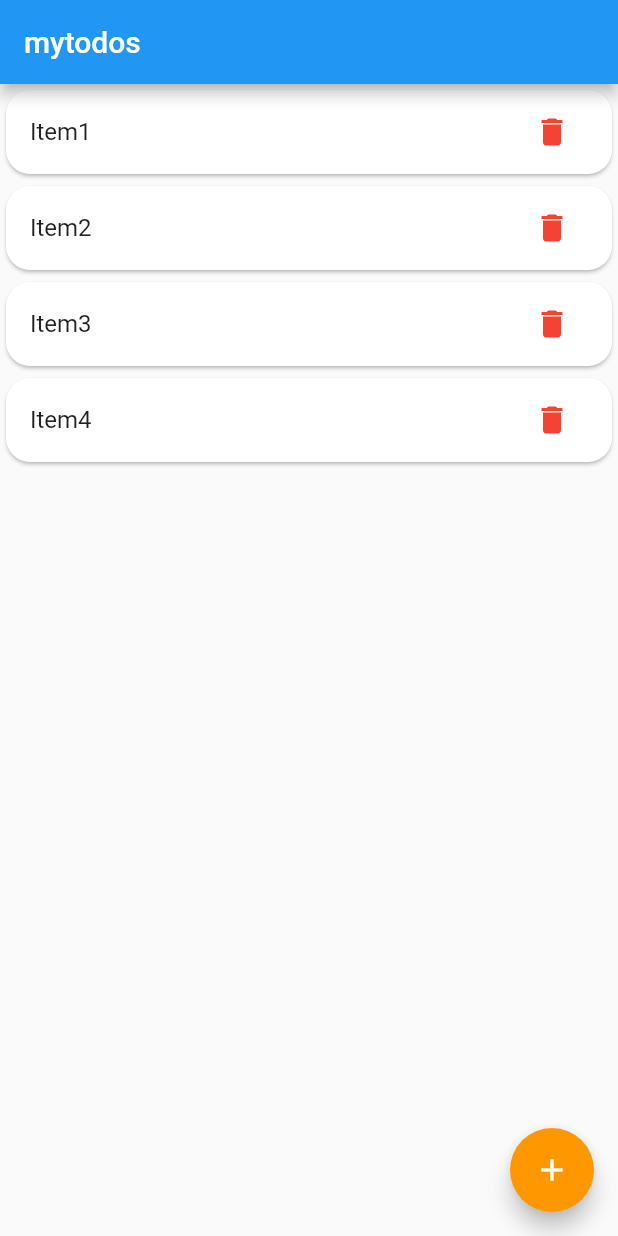
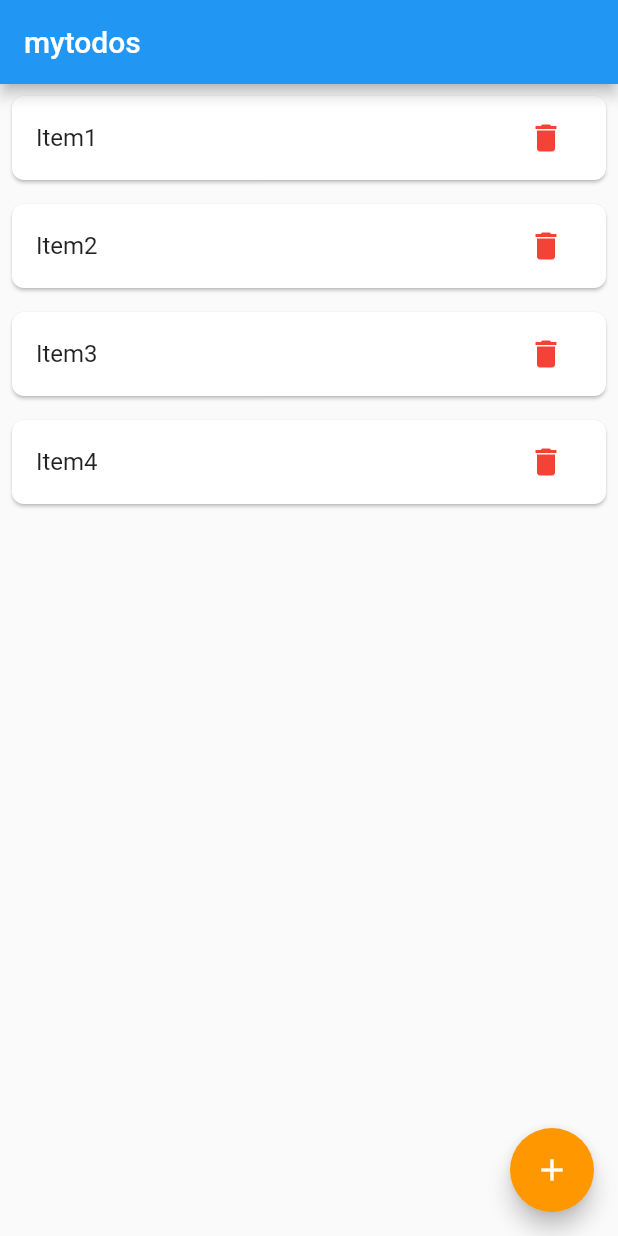
Before and after one commit to Manoj-113/Flutter-Todo-List, a Flutter app: the screen it shows after launch, on a phone screen of 412 x 824 dp. Run offline on Flutter 3.47's test engine with Material 2 defaults, Android fonts, the phone set to English and light mode, and no system bars.

Commit message:
Set margin

```diff
--- a/lib/main.dart
+++ b/lib/main.dart
@@ -67,8 +67,9 @@ void main() =>
               return Dismissible(
                 key: Key(todos[index]),
                 child: Card(
+                  margin: EdgeInsets.all(8),
                   shape: RoundedRectangleBorder(borderRadius:
-                  BorderRadius.circular(16)),
+                  BorderRadius.circular(8)),
                   child: ListTile(
                     title: Text(todos[index]),
                     trailing: IconButton(icon: Icon(Icons.delete, color: Colors.red,),onPressed: (){},),
```
